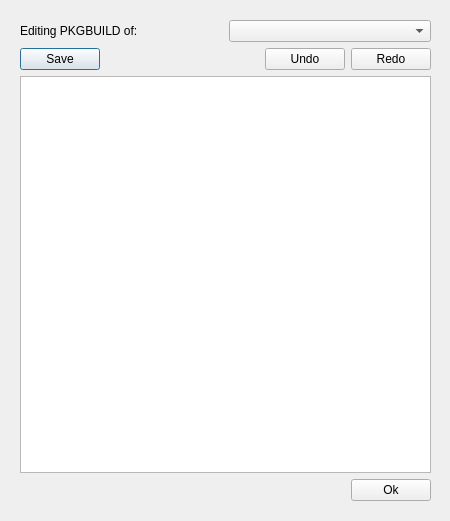
drf/shaman1, file trunk/ui/editPBDialog.ui: the form before one commit.
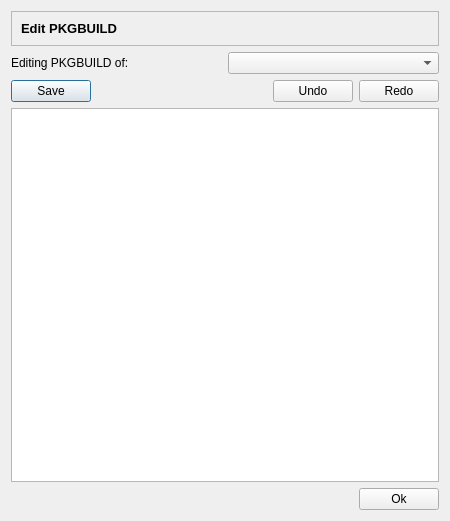
The form after the commit. Icons and pictures are not drawn.

What changed in the file:
```diff
--- a/trunk/ui/editPBDialog.ui
+++ b/trunk/ui/editPBDialog.ui
@@ -12,15 +12,8 @@
   <property name="windowTitle" >
    <string>Editing PKGBUILD</string>
   </property>
-  <widget class="QWidget" name="layoutWidget" >
-   <property name="geometry" >
-    <rect>
-     <x>20</x>
-     <y>20</y>
-     <width>411</width>
-     <height>481</height>
-    </rect>
-   </property>
+  <layout class="QGridLayout" >
+   <item row="1" column="0" >
    <layout class="QVBoxLayout" >
     <item>
      <layout class="QHBoxLayout" >
@@ -121,7 +114,49 @@
      </layout>
     </item>
    </layout>
-  </widget>
+   </item>
+   <item row="0" column="0" >
+    <widget class="QFrame" name="frame" >
+     <property name="frameShape" >
+      <enum>QFrame::StyledPanel</enum>
+     </property>
+     <property name="frameShadow" >
+      <enum>QFrame::Sunken</enum>
+     </property>
+     <layout class="QGridLayout" >
+      <item row="0" column="0" >
+       <widget class="QLabel" name="label" >
+        <property name="text" >
+         <string>&lt;html>&lt;head>&lt;meta name="qrichtext" content="1" />&lt;style type="text/css">
+p, li { white-space: pre-wrap; }
+&lt;/style>&lt;/head>&lt;body style=" font-family:'Sans Serif'; font-size:10pt; font-weight:400; font-style:normal;">
+&lt;p style=" margin-top:0px; margin-bottom:0px; margin-left:0px; margin-right:0px; -qt-block-indent:0; text-indent:0px;">&lt;span style=" font-weight:600;">Edit PKGBUILD&lt;/span>&lt;/p>&lt;/body>&lt;/html></string>
+        </property>
+       </widget>
+      </item>
+      <item row="0" column="1" >
+       <widget class="QLabel" name="label_2" >
+        <property name="sizePolicy" >
+         <sizepolicy vsizetype="Preferred" hsizetype="Maximum" >
+          <horstretch>0</horstretch>
+          <verstretch>0</verstretch>
+         </sizepolicy>
+        </property>
+        <property name="text" >
+         <string/>
+        </property>
+        <property name="pixmap" >
+         <pixmap resource="qtpacman.qrc" >:/Icons/icons/draw-text.png</pixmap>
+        </property>
+        <property name="scaledContents" >
+         <bool>true</bool>
+        </property>
+       </widget>
+      </item>
+     </layout>
+    </widget>
+   </item>
+  </layout>
  </widget>
  <resources>
   <include location="qtpacman.qrc" />
```
Lines whose indentation alone changed are shown as unchanged.
